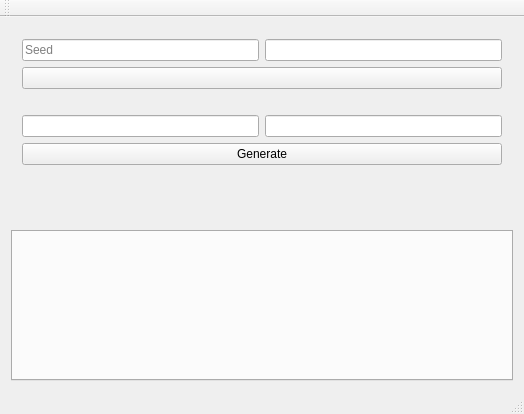
melnaquib/bcbtools, file bcbtools/ui2/mainwindow.ui: the form before one commit.
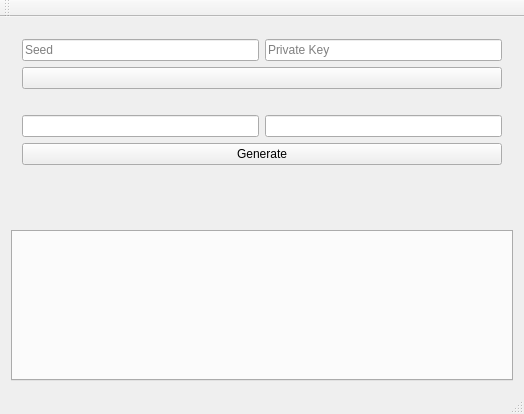
The form after the commit.

What changed in the file:
```diff
--- a/bcbtools/ui2/mainwindow.ui
+++ b/bcbtools/ui2/mainwindow.ui
@@ -78,7 +78,14 @@
         </widget>
        </item>
        <item row="0" column="1">
-        <widget class="QLineEdit" name="prvkText"/>
+        <widget class="QLineEdit" name="prvkText">
+         <property name="echoMode">
+          <enum>QLineEdit::PasswordEchoOnEdit</enum>
+         </property>
+         <property name="placeholderText">
+          <string>Private Key</string>
+         </property>
+        </widget>
        </item>
       </layout>
      </widget>
```
Left out of the diff: 2 changed lines with no effect on the pictures.
